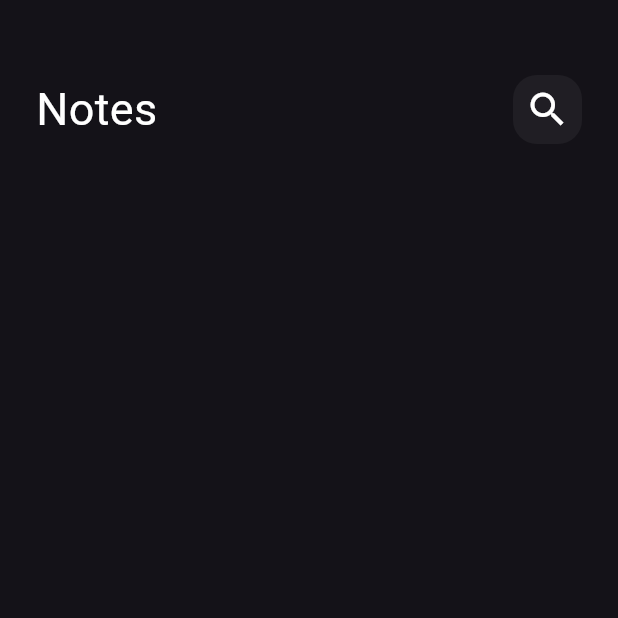
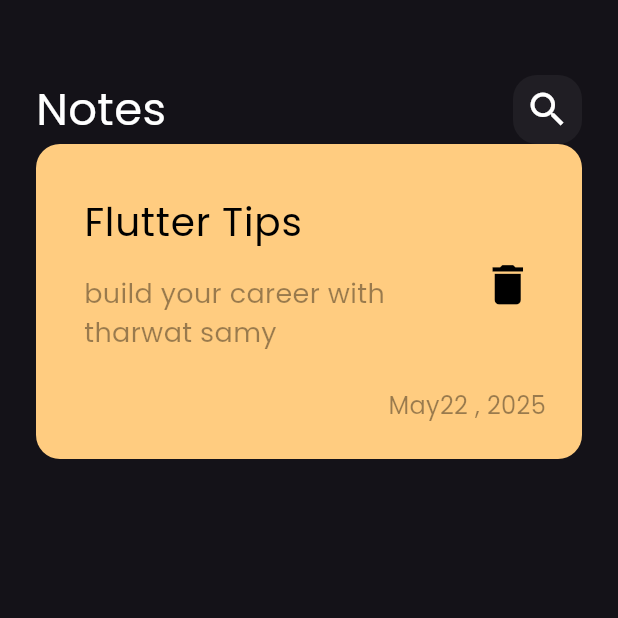
Before and after one commit to melhusseinyy/notes_app, a Flutter app: the screen it shows after launch, on a phone screen of 412 x 824 dp, the top half of it. Run offline on Flutter 3.47's test engine with Material 3 defaults, Android fonts, the phone set to English and light mode, and no system bars.

Commit message:
create custon notes item

```diff
--- a/lib/main.dart
+++ b/lib/main.dart
@@ -12,6 +12,7 @@ class NotesApp extends StatelessWidget {
     return MaterialApp(
       theme: ThemeData(
         brightness: Brightness.dark,
+        fontFamily: 'Poppins'
       ),
       home:const NotesView(),
     );
--- a/lib/widgets/app_bar_body.dart
+++ b/lib/widgets/custom_app_bar.dart
@@ -1,8 +1,8 @@
 import 'package:flutter/material.dart';
 import 'package:notesapp/widgets/search_icon.dart';
 
-class AppBarBody extends StatelessWidget {
-  const AppBarBody({super.key});
+class CustomAppBar extends StatelessWidget {
+  const CustomAppBar({super.key});
 
   @override
   Widget build(BuildContext context) {
--- /dev/null
+++ b/lib/widgets/custom_notes_item.dart
@@ -0,0 +1,41 @@
+import 'package:flutter/material.dart';
+
+class NotesItem extends StatelessWidget {
+  const NotesItem({super.key});
+
+  @override
+  Widget build(BuildContext context) {
+    return  Container(
+      padding: EdgeInsets.only(top: 24,bottom: 24,left: 16),
+
+      decoration: BoxDecoration(
+        color: Color(0xffFFCC80),
+        borderRadius: BorderRadius.circular(16)
+      ),
+      child: Column(
+        crossAxisAlignment: CrossAxisAlignment.end,
+        children: [
+          ListTile(
+            title:const Text('Flutter Tips',style: TextStyle(color: Colors.black,
+            fontSize: 26),),
+
+            subtitle:Padding(
+              padding: const EdgeInsets.only(top: 16,bottom: 16),
+              child: Text('build your career with tharwat samy ',style: TextStyle(color: Colors.black.withValues(alpha: .4),fontSize: 18),),
+            ),
+            trailing: IconButton(onPressed: (){}, icon:Icon(Icons.delete,color: Colors.black,),iconSize:35 ,),
+
+
+          ),
+          Padding(
+            padding: const EdgeInsets.only(right: 24),
+            child: Text('May22 , 2025',style: TextStyle(color: Colors.black.withValues(alpha: .4),fontSize:16)),
+          )
+        ],
+      ),
+
+
+
+    );
+  }
+}
--- a/lib/widgets/notes_view_body.dart
+++ b/lib/widgets/notes_view_body.dart
@@ -1,5 +1,6 @@
 import 'package:flutter/material.dart';
-import 'package:notesapp/widgets/app_bar_body.dart';
+import 'package:notesapp/widgets/custom_app_bar.dart';
+import 'package:notesapp/widgets/custom_notes_item.dart';
 
 class NotesViewBody extends StatelessWidget {
   const NotesViewBody({super.key});
@@ -11,7 +12,9 @@ class NotesViewBody extends StatelessWidget {
       child: Column(
           children: [
             SizedBox(height: 50,),
-            AppBarBody()
+            CustomAppBar(),
+            NotesItem()
+
           ],
 
         ),
```
Also changed, not shown: pubspec.yaml (+4 -11 lines), assets/fonts/Poppins-Regular.ttf (added).
